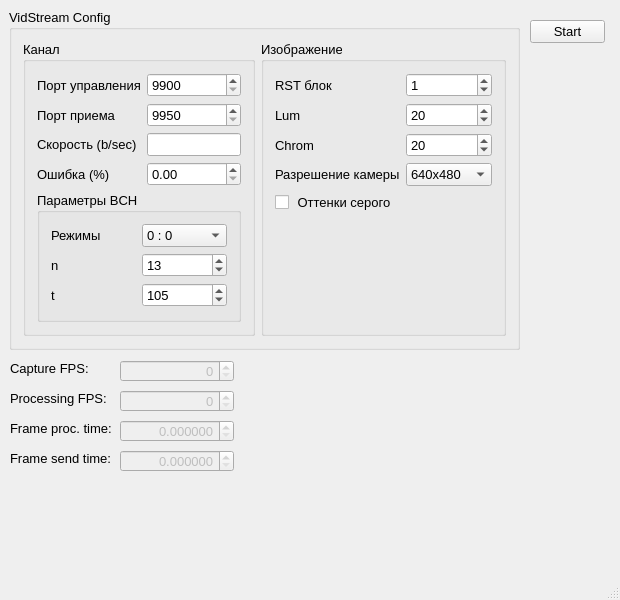
Old version of the form vidstream/src/qtgui/ui/mainwindow.ui in the repository snikulov/vidstream.
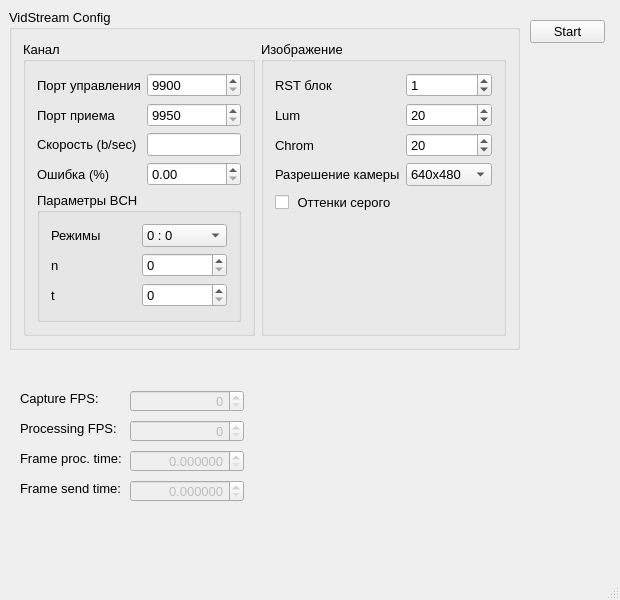
New version of the form.

Commit message: fixes for bch ui issue

Patch:
```diff
--- a/vidstream/src/qtgui/ui/mainwindow.ui
+++ b/vidstream/src/qtgui/ui/mainwindow.ui
@@ -175,7 +175,7 @@
               <number>1000</number>
              </property>
              <property name="value">
-              <number>13</number>
+              <number>0</number>
              </property>
             </widget>
            </item>
@@ -192,7 +192,7 @@
               <number>1000</number>
              </property>
              <property name="value">
-              <number>105</number>
+              <number>0</number>
              </property>
             </widget>
            </item>
@@ -333,8 +333,8 @@
    <widget class="QLabel" name="label_7">
     <property name="geometry">
      <rect>
-      <x>10</x>
-      <y>360</y>
+      <x>20</x>
+      <y>390</y>
       <width>81</width>
       <height>16</height>
      </rect>
@@ -346,8 +346,8 @@
    <widget class="QLabel" name="label_8">
     <property name="geometry">
      <rect>
-      <x>10</x>
-      <y>390</y>
+      <x>20</x>
+      <y>420</y>
       <width>111</width>
       <height>16</height>
      </rect>
@@ -359,8 +359,8 @@
    <widget class="QLabel" name="label_14">
     <property name="geometry">
      <rect>
-      <x>10</x>
-      <y>420</y>
+      <x>20</x>
+      <y>450</y>
       <width>101</width>
       <height>16</height>
      </rect>
@@ -372,8 +372,8 @@
    <widget class="QLabel" name="label_15">
     <property name="geometry">
      <rect>
-      <x>10</x>
-      <y>450</y>
+      <x>20</x>
+      <y>480</y>
       <width>101</width>
       <height>16</height>
      </rect>
@@ -388,8 +388,8 @@
     </property>
     <property name="geometry">
      <rect>
-      <x>120</x>
-      <y>360</y>
+      <x>130</x>
+      <y>390</y>
       <width>114</width>
       <height>22</height>
      </rect>
@@ -413,8 +413,8 @@
     </property>
     <property name="geometry">
      <rect>
-      <x>120</x>
-      <y>390</y>
+      <x>130</x>
+      <y>420</y>
       <width>114</width>
       <height>22</height>
      </rect>
@@ -438,8 +438,8 @@
     </property>
     <property name="geometry">
      <rect>
-      <x>120</x>
-      <y>420</y>
+      <x>130</x>
+      <y>450</y>
       <width>114</width>
       <height>22</height>
      </rect>
@@ -460,8 +460,8 @@
     </property>
     <property name="geometry">
      <rect>
-      <x>120</x>
-      <y>450</y>
+      <x>130</x>
+      <y>480</y>
       <width>114</width>
       <height>22</height>
      </rect>
```
The commit also changes 2 other files.
